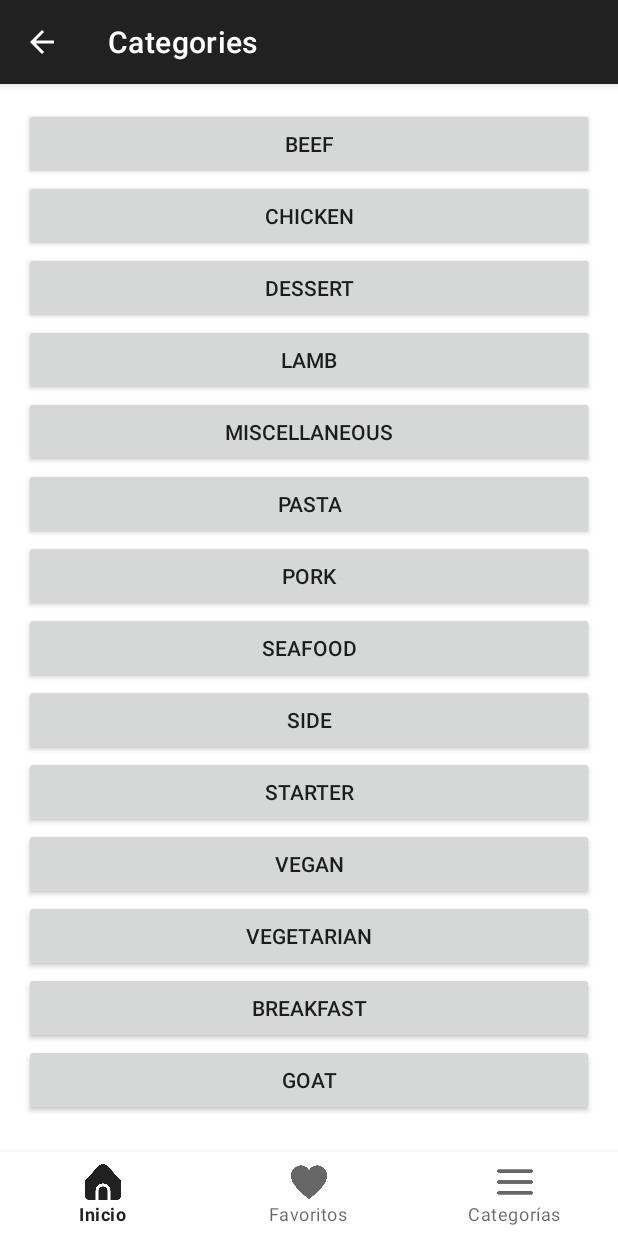
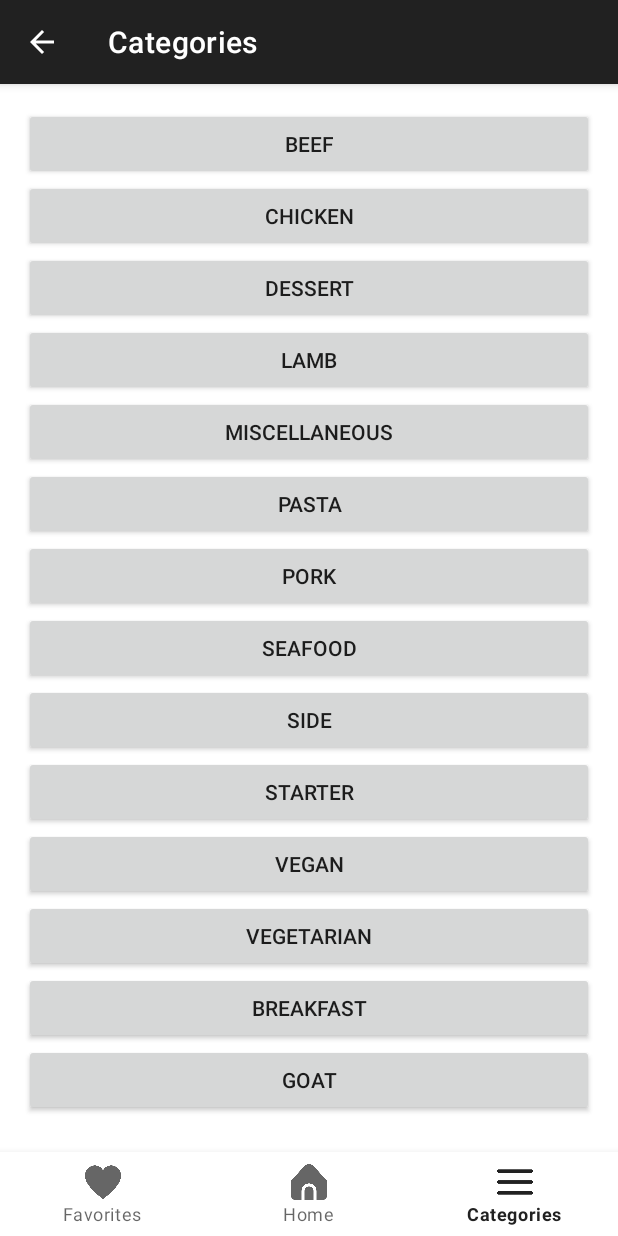
Before and after one commit to martarodriguezm/EuneizChefAndroid, an Android app: the screen it shows after launch (CategoriesActivity), item 3 of the bottom bar chosen, on a phone screen of 412 x 824 dp. Run offline under Robolectric (Android 15) with nearby library versions, the phone set to English and light mode, and no system bars.

Commit message:
Funcionalidad completa del MENU

```diff
--- a/app/src/main/java/com/euneiz/euneizchef/CategoriesActivity.kt
+++ b/app/src/main/java/com/euneiz/euneizchef/CategoriesActivity.kt
@@ -32,24 +32,27 @@ class CategoriesActivity : AppCompatActivity() {
             insets
         }
 
-        // Configurar el BottomNavigationView
+        // Marcar el ítem de categorías en el BottomNavigationView
+        binding.bottomNavigationView.selectedItemId = R.id.nav_categories
+
+        // Configurar el listener de navegación
         binding.bottomNavigationView.setOnNavigationItemSelectedListener { item ->
             when (item.itemId) {
                 R.id.nav_home -> {
-                    // Navegar a MainActivity
-                    val intent = Intent(this, MainActivity::class.java)
-                    intent.addFlags(Intent.FLAG_ACTIVITY_CLEAR_TOP or Intent.FLAG_ACTIVITY_NEW_TASK)
-                    startActivity(intent)
+                    startActivity(Intent(this, MainActivity::class.java).apply {
+                        flags = Intent.FLAG_ACTIVITY_CLEAR_TOP or Intent.FLAG_ACTIVITY_SINGLE_TOP
+                    })
                     true
                 }
+
                 R.id.nav_favorites -> {
-                    // Agrega aquí el Intent para abrir la actividad de Favoritos
+                    startActivity(Intent(this, FavoritesActivity::class.java).apply {
+                        flags = Intent.FLAG_ACTIVITY_CLEAR_TOP or Intent.FLAG_ACTIVITY_SINGLE_TOP
+                    })
                     true
                 }
-                R.id.nav_categories -> {
-                    // Ya estamos en CategoriesActivity
-                    true
-                }
+
+                R.id.nav_categories -> true // Ya estamos en Categorías
                 else -> false
             }
         }
@@ -72,4 +75,9 @@ class CategoriesActivity : AppCompatActivity() {
         intent.putExtra("category", category)
         startActivity(intent)
     }
+    override fun onResume() {
+        super.onResume()
+        // Forzar que el ítem "Categories" esté seleccionado cada vez que se vuelve a esta actividad
+        binding.bottomNavigationView.selectedItemId = R.id.nav_categories
+    }
 }
--- a/app/src/main/java/com/euneiz/euneizchef/MainActivity.kt
+++ b/app/src/main/java/com/euneiz/euneizchef/MainActivity.kt
@@ -25,25 +25,34 @@ class MainActivity : AppCompatActivity() {
             insets
         }
 
-        // Configurar el BottomNavigationView
+        // Marcar el ítem de favoritos en el BottomNavigationView
+        binding.bottomNavigationView.selectedItemId = R.id.nav_home
+
+        // Configurar el listener de navegación
         binding.bottomNavigationView.setOnNavigationItemSelectedListener { item ->
             when (item.itemId) {
-                R.id.nav_home -> {
-                    // Ya estamos en MainActivity, no hacer nada o reiniciar si es necesario
+                R.id.nav_home -> true //Ya estamos en Home
+                //Navegar a Favorites
+                R.id.nav_favorites -> {
+                    startActivity(Intent(this, FavoritesActivity::class.java).apply {
+                        flags = Intent.FLAG_ACTIVITY_CLEAR_TOP or Intent.FLAG_ACTIVITY_SINGLE_TOP
+                    })
                     true
                 }
-                R.id.nav_favorites -> {
-                    // Puedes agregar aquí el Intent para abrir la actividad de Favoritos
-                    true
-                }
+                //Navegar a Categories
                 R.id.nav_categories -> {
-                    // Navegar a CategoriesActivity
-                    val intent = Intent(this, CategoriesActivity::class.java)
-                    startActivity(intent)
+                    startActivity(Intent(this, CategoriesActivity::class.java).apply {
+                        flags = Intent.FLAG_ACTIVITY_CLEAR_TOP or Intent.FLAG_ACTIVITY_SINGLE_TOP
+                    })
                     true
                 }
                 else -> false
             }
         }
     }
+    override fun onResume() {
+        super.onResume()
+        // Forzar que el ítem "Home" esté seleccionado cada vez que se vuelve a esta actividad
+        binding.bottomNavigationView.selectedItemId = R.id.nav_home
+    }
 }
--- a/app/src/main/res/menu/bottom_nav_menu.xml
+++ b/app/src/main/res/menu/bottom_nav_menu.xml
@@ -1,15 +1,15 @@
 <?xml version="1.0" encoding="utf-8"?>
 <menu xmlns:android="http://schemas.android.com/apk/res/android">
     <item
+        android:id="@+id/nav_favorites"
+        android:icon="@drawable/ic_favorites"
+        android:title="Favorites" />
+    <item
         android:id="@+id/nav_home"
         android:icon="@drawable/ic_home"
-        android:title="Inicio" />
-    <item
-        android:id="@+id/nav_favorites"
-        android:icon="@drawable/ic_favorites"
-        android:title="Favoritos" />
+        android:title="Home" />
     <item
         android:id="@+id/nav_categories"
         android:icon="@drawable/ic_categories"
-        android:title="Categorías" />
+        android:title="Categories" />
 </menu>
```
Also changed, not shown: app/src/main/java/com/euneiz/euneizchef/FavoritesActivity.kt (+36 -1 lines).
